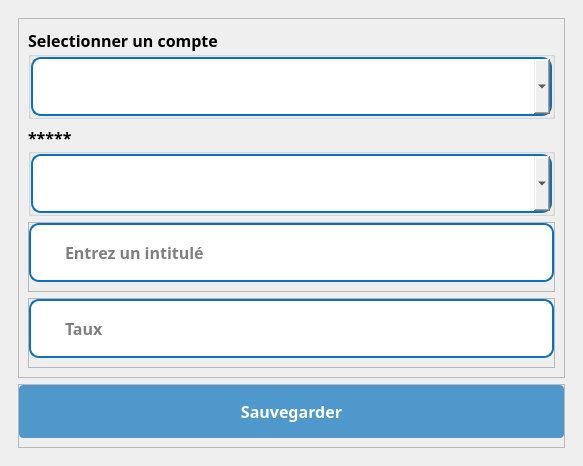
Old version of the form ui/Participation/participation.ui in the repository IDRISSHACKER/getdiocese.
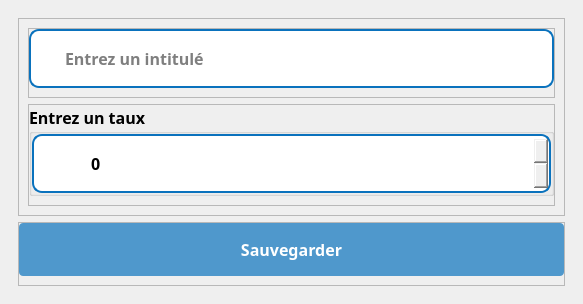
New version of the form. Icons and pictures are not drawn.

The edit to the form file:
```diff
--- a/ui/Participation/participation.ui
+++ b/ui/Participation/participation.ui
@@ -7,7 +7,7 @@
     <x>0</x>
     <y>0</y>
     <width>583</width>
-    <height>442</height>
+    <height>299</height>
    </rect>
   </property>
   <property name="windowTitle">
@@ -65,216 +65,6 @@
                <enum>QFrame::Raised</enum>
               </property>
               <layout class="QVBoxLayout" name="verticalLayout_5">
-               <item>
-                <widget class="QGroupBox" name="groupBox_2">
-                 <property name="font">
-                  <font>
-                   <family>GeForce</family>
-                   <pointsize>12</pointsize>
-                   <weight>75</weight>
-                   <bold>true</bold>
-                  </font>
-                 </property>
-                 <property name="title">
-                  <string>Selectionner un compte</string>
-                 </property>
-                 <layout class="QVBoxLayout" name="verticalLayout_7">
-                  <property name="spacing">
-                   <number>0</number>
-                  </property>
-                  <property name="leftMargin">
-                   <number>0</number>
-                  </property>
-                  <property name="topMargin">
-                   <number>0</number>
-                  </property>
-                  <property name="rightMargin">
-                   <number>0</number>
-                  </property>
-                  <property name="bottomMargin">
-                   <number>0</number>
-                  </property>
-                  <item>
-                   <widget class="QFrame" name="input_3">
-                    <property name="styleSheet">
-                     <string notr="true">#input_3{
-	background:white;
-	border-radius:10px;
-	border:2px  solid rgb(10, 114, 189);
-}
-
-#mois{
-	border: none;
-}</string>
-                    </property>
-                    <property name="frameShape">
-                     <enum>QFrame::StyledPanel</enum>
-                    </property>
-                    <property name="frameShadow">
-                     <enum>QFrame::Raised</enum>
-                    </property>
-                    <layout class="QHBoxLayout" name="horizontalLayout_3">
-                     <property name="spacing">
-                      <number>0</number>
-                     </property>
-                     <property name="leftMargin">
-                      <number>10</number>
-                     </property>
-                     <property name="topMargin">
-                      <number>0</number>
-                     </property>
-                     <property name="rightMargin">
-                      <number>0</number>
-                     </property>
-                     <property name="bottomMargin">
-                      <number>0</number>
-                     </property>
-                     <item>
-                      <widget class="QLabel" name="label_6">
-                       <property name="maximumSize">
-                        <size>
-                         <width>30</width>
-                         <height>30</height>
-                        </size>
-                       </property>
-                       <property name="text">
-                        <string/>
-                       </property>
-                       <property name="pixmap">
-                        <pixmap>../../static/asset/icons/blue/user.svg</pixmap>
-                       </property>
-                       <property name="scaledContents">
-                        <bool>true</bool>
-                       </property>
-                      </widget>
-                     </item>
-                     <item>
-                      <widget class="QComboBox" name="compte">
-                       <property name="font">
-                        <font>
-                         <family>GeForce</family>
-                         <pointsize>12</pointsize>
-                         <weight>50</weight>
-                         <bold>false</bold>
-                        </font>
-                       </property>
-                       <property name="styleSheet">
-                        <string notr="true">padding:15px;
-border-radius:10px</string>
-                       </property>
-                      </widget>
-                     </item>
-                    </layout>
-                   </widget>
-                  </item>
-                 </layout>
-                </widget>
-               </item>
-               <item>
-                <widget class="QGroupBox" name="groupBox_3">
-                 <property name="font">
-                  <font>
-                   <family>GeForce</family>
-                   <pointsize>12</pointsize>
-                   <weight>75</weight>
-                   <bold>true</bold>
-                  </font>
-                 </property>
-                 <property name="title">
-                  <string>*****</string>
-                 </property>
-                 <layout class="QVBoxLayout" name="verticalLayout_8">
-                  <property name="spacing">
-                   <number>0</number>
-                  </property>
-                  <property name="leftMargin">
-                   <number>0</number>
-                  </property>
-                  <property name="topMargin">
-                   <number>0</number>
-                  </property>
-                  <property name="rightMargin">
-                   <number>0</number>
-                  </property>
-                  <property name="bottomMargin">
-                   <number>0</number>
-                  </property>
-                  <item>
-                   <widget class="QFrame" name="input_6">
-                    <property name="styleSheet">
-                     <string notr="true">#input_6{
-	background:white;
-	border-radius:10px;
-	border:2px  solid rgb(10, 114, 189);
-}
-
-#nature{
-	border: none;
-}</string>
-                    </property>
-                    <property name="frameShape">
-                     <enum>QFrame::StyledPanel</enum>
-                    </property>
-                    <property name="frameShadow">
-                     <enum>QFrame::Raised</enum>
-                    </property>
-                    <layout class="QHBoxLayout" name="horizontalLayout_4">
-                     <property name="spacing">
-                      <number>0</number>
-                     </property>
-                     <property name="leftMargin">
-                      <number>10</number>
-                     </property>
-                     <property name="topMargin">
-                      <number>0</number>
-                     </property>
-                     <property name="rightMargin">
-                      <number>0</number>
-                     </property>
-                     <property name="bottomMargin">
-                      <number>0</number>
-                     </property>
-                     <item>
-                      <widget class="QLabel" name="ico">
-                       <property name="maximumSize">
-                        <size>
-                         <width>30</width>
-                         <height>30</height>
-                        </size>
-                       </property>
-                       <property name="text">
-                        <string/>
-                       </property>
-                       <property name="pixmap">
-                        <pixmap>../../static/asset/icons/blue/box.svg</pixmap>
-                       </property>
-                       <property name="scaledContents">
-                        <bool>true</bool>
-                       </property>
-                      </widget>
-                     </item>
-                     <item>
-                      <widget class="QComboBox" name="nature">
-                       <property name="font">
-                        <font>
-                         <family>GeForce</family>
-                         <pointsize>12</pointsize>
-                         <weight>50</weight>
-                         <bold>false</bold>
-                        </font>
-                       </property>
-                       <property name="styleSheet">
-                        <string notr="true">padding:15px;
-border-radius:10px</string>
-                       </property>
-                      </widget>
-                     </item>
-                    </layout>
-                   </widget>
-                  </item>
-                 </layout>
-                </widget>
-               </item>
                <item>
                 <widget class="QFrame" name="frame_6">
                  <property name="styleSheet">
@@ -403,6 +193,35 @@
                    <number>9</number>
                   </property>
                   <item>
+                   <widget class="QGroupBox" name="groupBox_3">
+                    <property name="font">
+                     <font>
+                      <family>GeForce</family>
+                      <pointsize>12</pointsize>
+                      <weight>75</weight>
+                      <bold>true</bold>
+                     </font>
+                    </property>
+                    <property name="title">
+                     <string>Entrez un taux</string>
+                    </property>
+                    <layout class="QVBoxLayout" name="verticalLayout_8">
+                     <property name="spacing">
+                      <number>0</number>
+                     </property>
+                     <property name="leftMargin">
+                      <number>0</number>
+                     </property>
+                     <property name="topMargin">
+                      <number>0</number>
+                     </property>
+                     <property name="rightMargin">
+                      <number>0</number>
+                     </property>
+                     <property name="bottomMargin">
+                      <number>0</number>
+                     </property>
+                     <item>
                    <widget class="QFrame" name="input_5">
                     <property name="styleSheet">
                      <string notr="true">#input_5{
@@ -411,7 +230,7 @@
 	border:2px  solid rgb(10, 114, 189);
 }
 
-#lineEdit_2{
+#lineEdit{
 	border: none;
 }</string>
                     </property>
@@ -421,7 +240,7 @@
                     <property name="frameShadow">
                      <enum>QFrame::Raised</enum>
                     </property>
-                    <layout class="QHBoxLayout" name="horizontalLayout_6">
+                       <layout class="QHBoxLayout" name="horizontalLayout_4">
                      <property name="spacing">
                       <number>0</number>
                      </property>
@@ -438,7 +257,7 @@
                       <number>0</number>
                      </property>
                      <item>
-                      <widget class="QLabel" name="label_9">
+                         <widget class="QLabel" name="label_2">
                        <property name="maximumSize">
                         <size>
                          <width>30</width>
@@ -457,7 +276,7 @@
                       </widget>
                      </item>
                      <item>
-                      <widget class="QLineEdit" name="taux">
+                         <widget class="QSpinBox" name="taux">
                        <property name="font">
                         <font>
                          <family>GeForce</family>
@@ -470,9 +289,15 @@
                         <string notr="true">padding:15px;
 border-radius:10px</string>
                        </property>
-                       <property name="placeholderText">
-                        <string>Taux</string>
-                       </property>
+                          <property name="suffix">
+                           <string/>
+                          </property>
+                          <property name="maximum">
+                           <number>100</number>
+                          </property>
+                         </widget>
+                        </item>
+                       </layout>
                       </widget>
                      </item>
                     </layout>
@@ -503,7 +328,7 @@
                 <number>0</number>
                </property>
                <item>
-                <widget class="QPushButton" name="saveElement">
+                <widget class="QPushButton" name="saveParticipation">
                  <property name="font">
                   <font>
                    <family>GeForce</family>
@@ -516,14 +341,14 @@
                   <cursorShape>PointingHandCursor</cursorShape>
                  </property>
                  <property name="styleSheet">
-                  <string notr="true">#saveElement{
+                  <string notr="true">#saveParticipation{
 	background: rgb(10, 114, 189, 0.7);
 	color: rgb(255, 255, 255);
 	border-radius:4px;
 	padding: 15px
 }
 
-#saveElement:hover{
+#saveParticipation:hover{
 	background: rgb(10, 114, 189, 1);
 	border-radius:4px
 }
```
Lines whose indentation alone changed are shown as unchanged.
